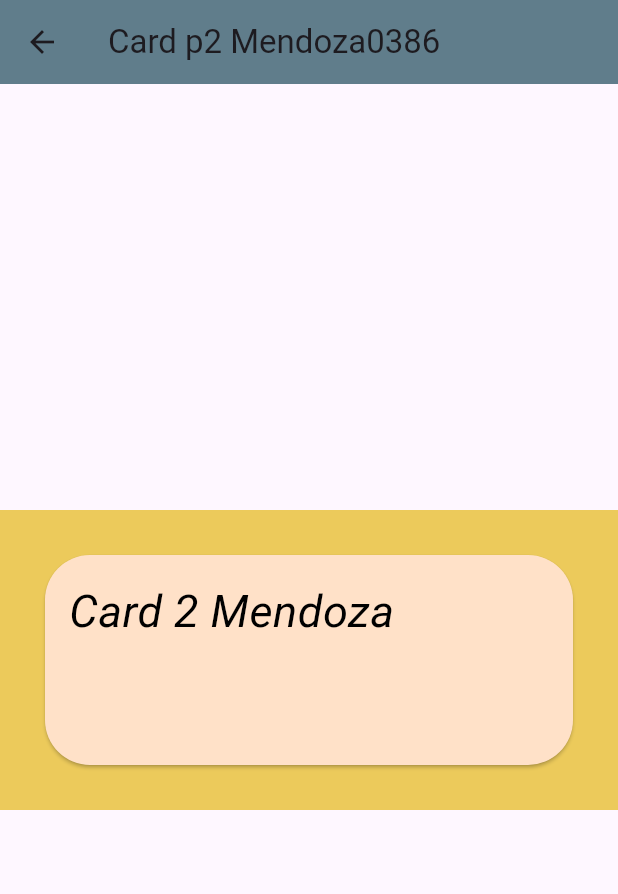
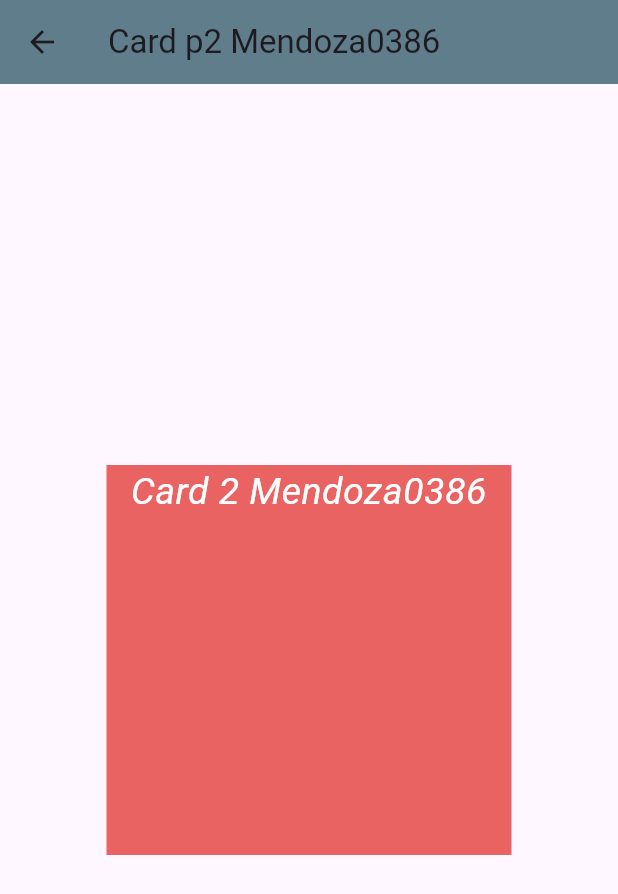
Before and after one commit to MendozaSS128/p15-V2-0386, a Flutter app: the screen it shows after launch, after a tap on "Mover a pantalla 2", on a phone screen of 412 x 824 dp. Shown: the top 894 px of the screen. Run offline on Flutter 3.47's test engine with Material 3 defaults, Android fonts, the phone set to English and light mode, and no system bars.

```diff
--- a/lib/main.dart
+++ b/lib/main.dart
@@ -1,6 +1,7 @@
 import 'package:flutter/material.dart';
 import 'package:mendoza0386/pantalla1_0386.dart';
 import 'package:mendoza0386/pantalla2_0386.dart';
+import 'package:mendoza0386/pantalla3_0386.dart';
 import 'package:mendoza0386/pantallainicial_0386.dart';
 
 void main() => runApp(MiApp0386());
@@ -17,6 +18,7 @@ class MiApp0386 extends StatelessWidget {
         "/": (context) => const PantallaInicial_0386(),
         "/Pantalla1_0386": (context) => const Pantalla1_0386(),
         "/Pantalla2_0386": (context) => const Pantalla2_0386(),
+        "/Pantalla3_0386": (context) => const Pantalla3_0386(),
       }, //Fin rutas de paginas
     );
   } //Fin widget
--- a/lib/pantalla2_0386.dart
+++ b/lib/pantalla2_0386.dart
@@ -13,24 +13,19 @@ class Pantalla2_0386 extends StatelessWidget {
         ),
         body: Center(
             child: Container(
-        height: 200,
-        width: 800,
-        color: Color(0xffecca5b),
-        child: Card(
-          color: Color(0xffffe1c8),
-          shape:
-              RoundedRectangleBorder(borderRadius: BorderRadius.circular(30)),
-          margin: EdgeInsets.all(30),
-          child: Padding(
-            padding: EdgeInsets.all(16),
-            child: Text("Card 2 Mendoza",
+          color: Color(0xffea6363),
+          constraints: BoxConstraints(
+            minWidth: 270,
+            minHeight: 260,
+            maxHeight: 400,
+            maxWidth: 400,
+          ),
+          child: Text(
+            "Card 2 Mendoza0386",
+            textAlign: TextAlign.center,
             style: TextStyle(
-                    fontSize: 30,
-                    color: Colors.black,
-                    fontStyle: FontStyle.italic)),
+                fontSize: 25, color: Colors.white, fontStyle: FontStyle.italic),
           ),
-        ),
-      )),
-    );
+        )));
   } //Fin de widget
 } //Fin pantalla2
--- a/lib/pantallainicial_0386.dart
+++ b/lib/pantallainicial_0386.dart
@@ -19,13 +19,28 @@ class PantallaInicial_0386 extends StatelessWidget {
               onPressed: () {
                 Navigator.pushNamed(context, "/Pantalla1_0386");
               },
-              child: const Text("Mover a pantalla 1"),
+              child: const Text(
+                "Mover a pantalla 1",
+                style: TextStyle(fontSize: 17),
+              ),
             ),
             ElevatedButton(
               onPressed: () {
                 Navigator.pushNamed(context, "/Pantalla2_0386");
               },
-              child: const Text("Mover a pantalla 2"),
+              child: const Text(
+                "Mover a pantalla 2",
+                style: TextStyle(fontSize: 17),
+              ),
+            ),
+            ElevatedButton(
+              onPressed: () {
+                Navigator.pushNamed(context, "/Pantalla3_0386");
+              },
+              child: const Text(
+                "Mover a pantalla 3",
+                style: TextStyle(fontSize: 17),
+              ),
             )
           ], //Niños widget
         ),
```
Also changed, not shown: lib/pantalla1_0386.dart (+10 -11 lines), lib/pantalla3_0386.dart (added, +29 -0 lines). Lines whose indentation alone changed are shown as unchanged.
